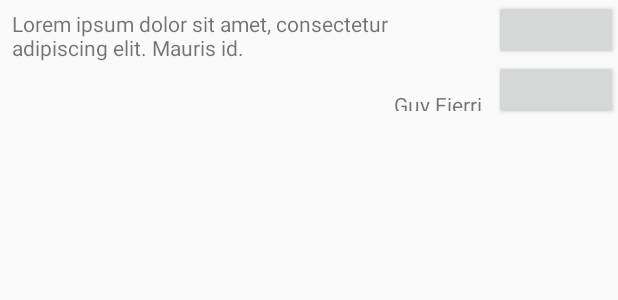
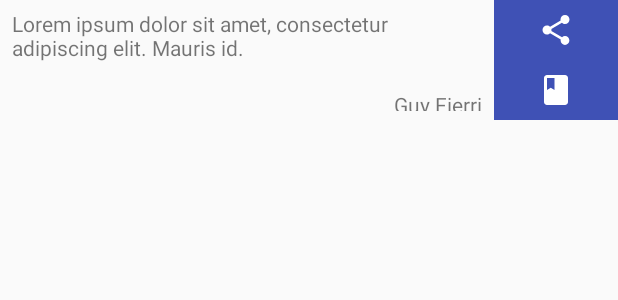
Before and after one commit to lucidmachine/PhilosophyQuotes, an Android app: the layout widget.xml on its own in the app's theme, with its tools: preview values and no code run, on a phone screen of 412 x 824 dp. Shown: the top 300 px of the screen. Run offline under Robolectric (Android 15) with nearby library versions, the phone set to English and light mode, and no system bars.

Commit message:
Style buttons.

```diff
--- a/app/src/main/res/layout/widget.xml
+++ b/app/src/main/res/layout/widget.xml
@@ -42,16 +42,20 @@
         android:layout_weight=".2"
         android:orientation="vertical">
 
-        <Button
+        <ImageButton
             android:id="@+id/share_button"
             android:layout_width="match_parent"
             android:layout_height="0dp"
-            android:layout_weight=".5"/>
-        <Button
+            android:layout_weight=".5"
+            android:background="@color/colorPrimary"
+            android:src="@drawable/ic_share"/>
+        <ImageButton
             android:id="@+id/source_button"
             android:layout_width="match_parent"
             android:layout_height="0dp"
-            android:layout_weight=".5"/>
+            android:layout_weight=".5"
+            android:background="@color/colorPrimary"
+            android:src="@drawable/ic_book"/>
     </LinearLayout>
 
 </LinearLayout>
```
